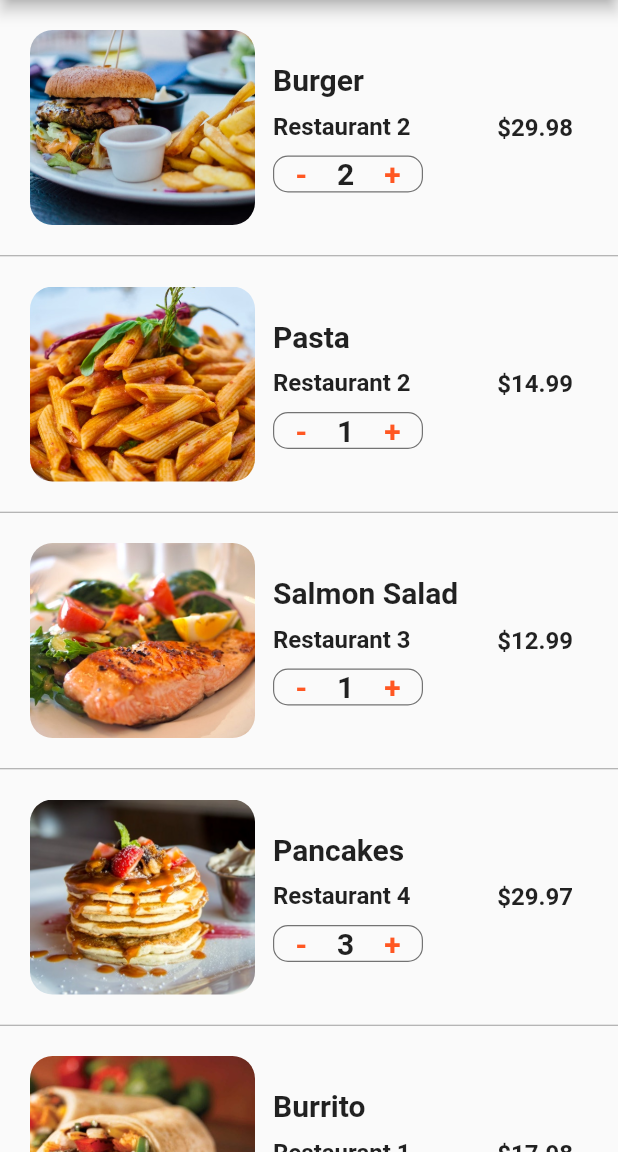
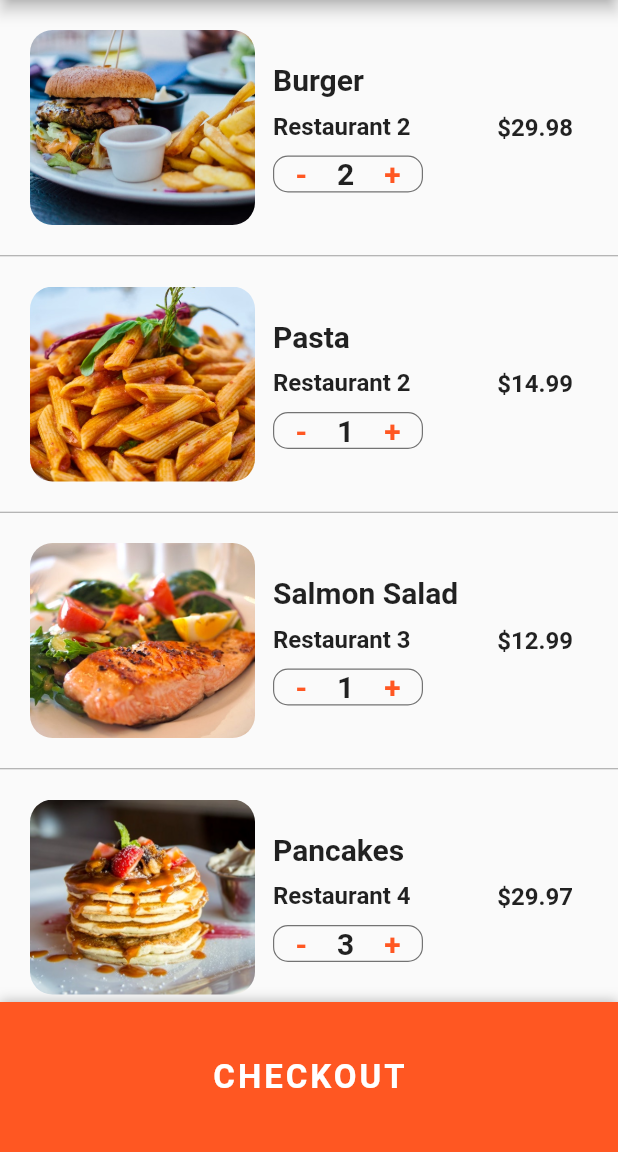
Before and after one commit to sebastienBellon/food_delivery_flutter, a Flutter app: the CartScreen screen opened directly, on a phone screen of 412 x 824 dp, the part 84-1236 px from its top. Run offline on Flutter 3.47's test engine with Material 2 defaults, Android fonts, the phone set to English and light mode, and no system bars.

Commit message:
✨ add bottom checkout button

```diff
--- a/lib/screens/cart_screen.dart
+++ b/lib/screens/cart_screen.dart
@@ -125,6 +125,9 @@ class _CartScreenState extends State<CartScreen> {
 
   @override
   Widget build(BuildContext context) {
+    double totalPrice = 0;
+    currentUser.cart.forEach(
+        (Order order) => totalPrice += order.quantity * order.food.price);
     return Scaffold(
       appBar: AppBar(
         title: Text(
@@ -133,10 +136,64 @@ class _CartScreenState extends State<CartScreen> {
         ),
       ),
       body: ListView.separated(
-        itemCount: currentUser.cart.length,
+        itemCount: currentUser.cart.length + 1,
         itemBuilder: (BuildContext context, int index) {
-          Order order = currentUser.cart[index];
-          return _buildCartItem(order);
+          if (index < currentUser.cart.length) {
+            Order order = currentUser.cart[index];
+            return _buildCartItem(order);
+          }
+          return Padding(
+            padding: const EdgeInsets.all(20.0),
+            child: Column(
+              children: [
+                Row(
+                  mainAxisAlignment: MainAxisAlignment.spaceBetween,
+                  children: [
+                    Text(
+                      'Estimated Delivery Time',
+                      style: TextStyle(
+                        fontSize: 20.0,
+                        fontWeight: FontWeight.w600,
+                      ),
+                    ),
+                    Text(
+                      '25 min',
+                      style: TextStyle(
+                        fontSize: 20.0,
+                        fontWeight: FontWeight.w600,
+                      ),
+                    ),
+                  ],
+                ),
+                SizedBox(
+                  height: 10.0,
+                ),
+                Row(
+                  mainAxisAlignment: MainAxisAlignment.spaceBetween,
+                  children: [
+                    Text(
+                      'Total Cost',
+                      style: TextStyle(
+                        fontSize: 20.0,
+                        fontWeight: FontWeight.w600,
+                      ),
+                    ),
+                    Text(
+                      '${totalPrice.toStringAsFixed(2)} \$',
+                      style: TextStyle(
+                        fontSize: 20.0,
+                        fontWeight: FontWeight.w600,
+                        color: Colors.green[700],
+                      ),
+                    ),
+                  ],
+                ),
+                SizedBox(
+                  height: 80.0,
+                )
+              ],
+            ),
+          );
         },
         separatorBuilder: (BuildContext context, int index) {
           return Divider(
@@ -145,6 +202,34 @@ class _CartScreenState extends State<CartScreen> {
           );
         },
       ),
+      bottomSheet: Container(
+        height: 100.0,
+        width: MediaQuery.of(context).size.width,
+        decoration: BoxDecoration(
+          color: Theme.of(context).primaryColor,
+          boxShadow: [
+            BoxShadow(
+              color: Colors.black26,
+              offset: Offset(0, -1),
+              blurRadius: 6.0,
+            )
+          ],
+        ),
+        child: Center(
+          child: TextButton(
+              child: Text(
+                'CHECKOUT',
+                style: TextStyle(
+                    fontSize: 22.0,
+                    fontWeight: FontWeight.bold,
+                    letterSpacing: 2.0),
+              ),
+              style: TextButton.styleFrom(
+                primary: Colors.white,
+              ),
+              onPressed: () {}),
+        ),
+      ),
     );
   }
 }
```
